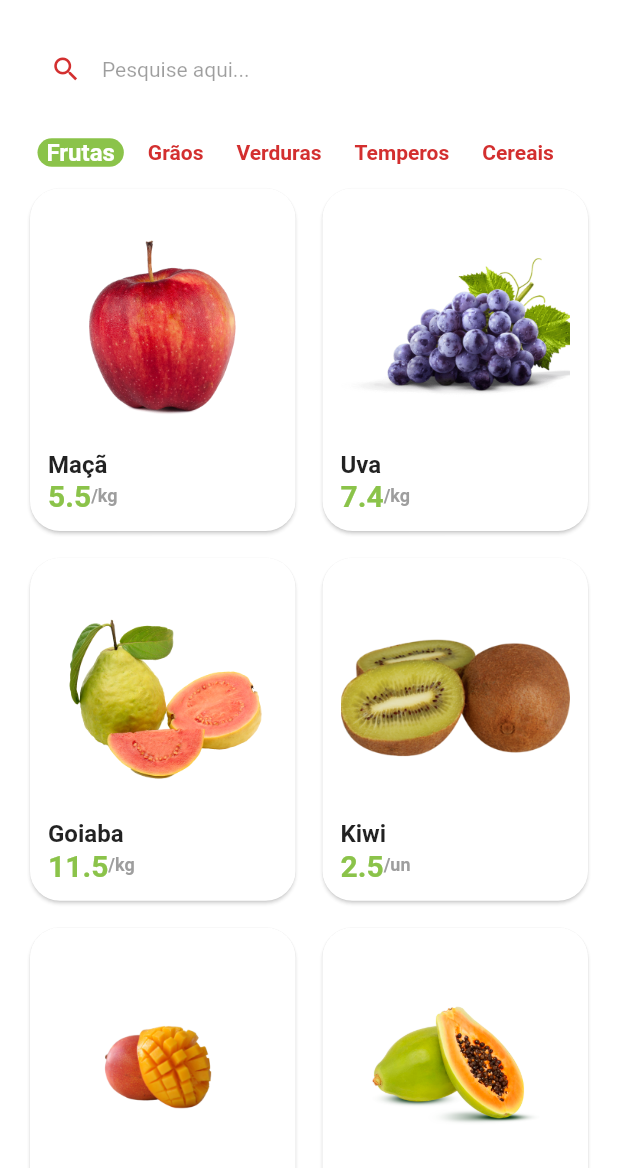
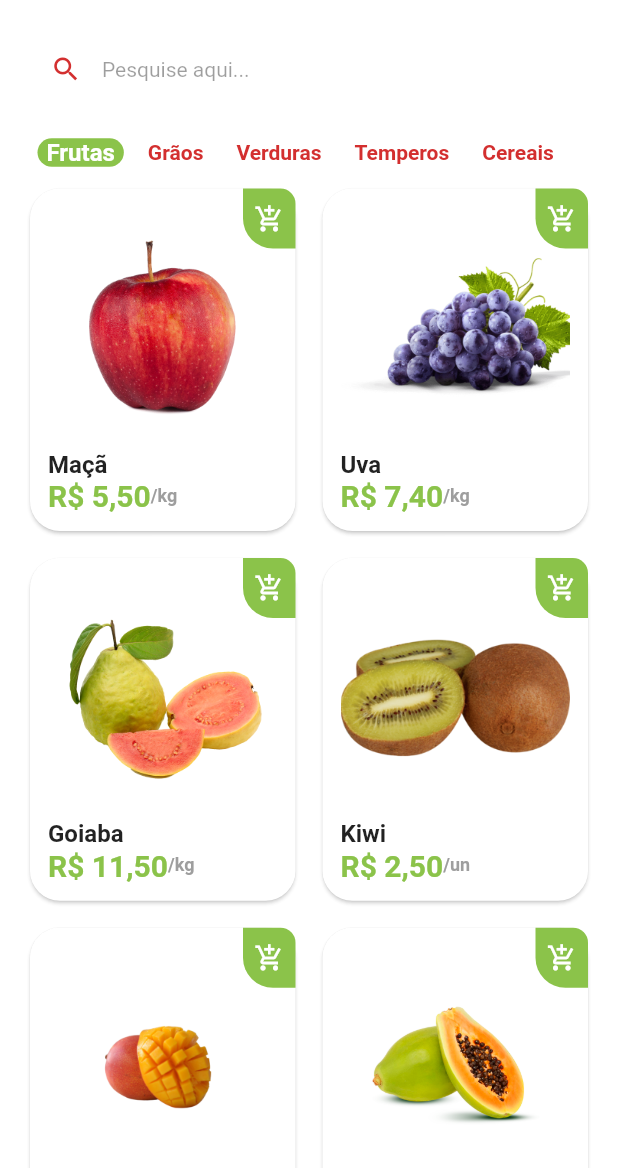
Before and after one commit to JulioCezar-1991/greengrocer_flutter_udemy, a Flutter app: the HomeTab screen opened directly, on a phone screen of 412 x 824 dp, the part 68-1236 px from its top. Run offline on Flutter 3.47's test engine with Material 2 defaults, Android fonts, the phone set to English and light mode, and no system bars; drawn by our look-alikes of badges; our stand-ins replace animated_text_kit, mask_text_input_formatter.

```diff
--- a/lib/src/config/app_data.dart
+++ b/lib/src/config/app_data.dart
@@ -47,7 +47,7 @@ ItemModel mango = ItemModel(
 
 ItemModel papaya = ItemModel(
   imgUrl: 'assets/fruits/papaya.png',
-  itemName: 'Mamão papaya',
+  itemName: 'Mamão Papaya',
   price: 8,
   unit: 'kg',
   description:
--- a/lib/src/pages/home/components/item_tile.dart
+++ b/lib/src/pages/home/components/item_tile.dart
@@ -1,15 +1,29 @@
 import 'package:flutter/material.dart';
 import 'package:greengrocer/src/config/custom_colors.dart';
 import 'package:greengrocer/src/model/item_model.dart';
+import 'package:greengrocer/src/pages/product/product_screen.dart';
+import 'package:greengrocer/src/services/utils_services.dart';
 
 class ItemTile extends StatelessWidget {
-  const ItemTile({Key? key, required this.item}) : super(key: key);
+  ItemTile({Key? key, required this.item}) : super(key: key);
 
   final ItemModel item;
 
+  final UtilsServices utilsServices = UtilsServices();
+
   @override
   Widget build(BuildContext context) {
-    return Card(
+    return Stack(
+      children: [
+        GestureDetector(
+          onTap: () {
+            Navigator.of(context).push(
+              MaterialPageRoute(builder: (c) {
+                return ProductScreen(item: item);
+              }),
+            );
+          },
+          child: Card(
             elevation: 1,
             shadowColor: Colors.grey.shade300,
             shape: RoundedRectangleBorder(
@@ -20,9 +34,12 @@ class ItemTile extends StatelessWidget {
               child: Column(
                 crossAxisAlignment: CrossAxisAlignment.stretch,
                 children: [
+                  // Imagem produto
                   Expanded(
-              child: Image.asset(item.imgUrl),
+                    child:
+                        Hero(tag: item.imgUrl, child: Image.asset(item.imgUrl)),
                   ),
+                  // Nome produto
                   Text(
                     item.itemName,
                     style: const TextStyle(
@@ -33,7 +50,7 @@ class ItemTile extends StatelessWidget {
                   Row(
                     children: [
                       Text(
-                  item.price.toString(),
+                        utilsServices.priceToCurrency(item.price),
                         style: TextStyle(
                             fontWeight: FontWeight.bold,
                             fontSize: 20,
@@ -51,6 +68,32 @@ class ItemTile extends StatelessWidget {
                 ],
               ),
             ),
+          ),
+        ),
+        Positioned(
+          top: 4,
+          right: 4,
+          child: GestureDetector(
+            onTap: () {},
+            child: Container(
+              decoration: BoxDecoration(
+                color: CustomColors.customSwatchColor,
+                borderRadius: const BorderRadius.only(
+                  topRight: Radius.circular(10),
+                  bottomLeft: Radius.circular(20),
+                ),
+              ),
+              height: 40,
+              width: 35,
+              child: const Icon(
+                Icons.add_shopping_cart_outlined,
+                color: Colors.white,
+                size: 20,
+              ),
+            ),
+          ),
+        )
+      ],
     );
   }
 }
--- /dev/null
+++ b/lib/src/services/utils_services.dart
@@ -0,0 +1,9 @@
+import 'package:intl/intl.dart';
+
+class UtilsServices {
+  String priceToCurrency(double price) {
+    NumberFormat numberFormat = NumberFormat.simpleCurrency(locale: 'pt_BR');
+
+    return numberFormat.format(price);
+  }
+}
--- a/pubspec.yaml
+++ b/pubspec.yaml
@@ -37,6 +37,7 @@ dependencies:
   animated_text_kit: ^4.2.2
   mask_text_input_formatter: ^2.4.0
   badges: ^2.0.1
+  intl: ^0.17.0
 
 dev_dependencies:
   flutter_test:
```
Also changed, not shown: lib/src/pages/common_widgets/quantity_widget.dart (added, +99 -0 lines), lib/src/pages/product/product_screen.dart (added, +139 -0 lines), pubspec.lock. Lines whose indentation alone changed are shown as unchanged.
